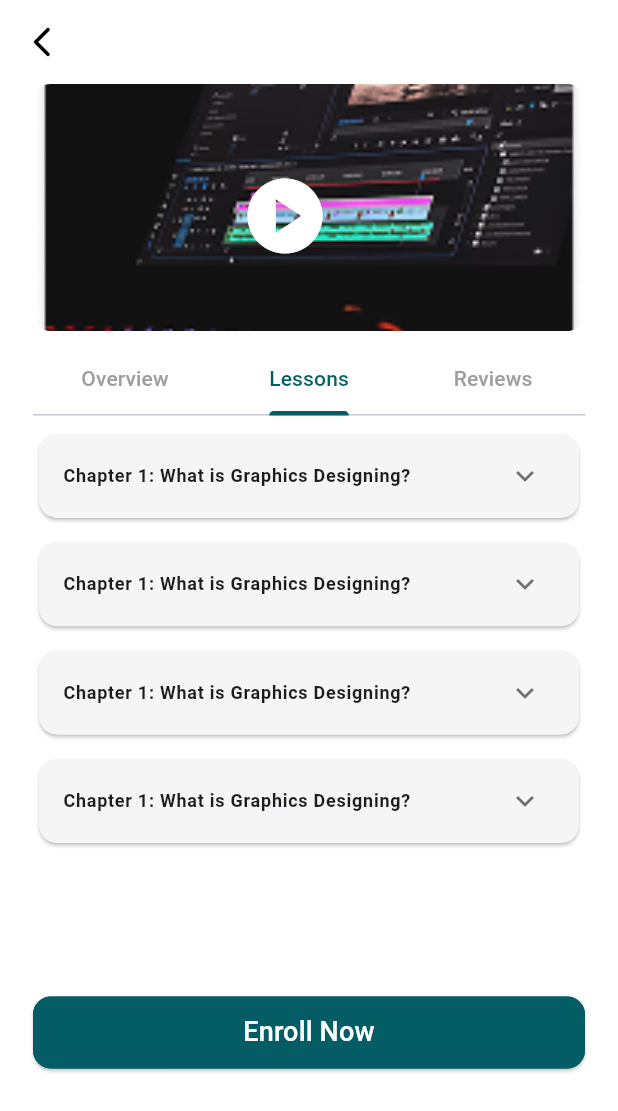
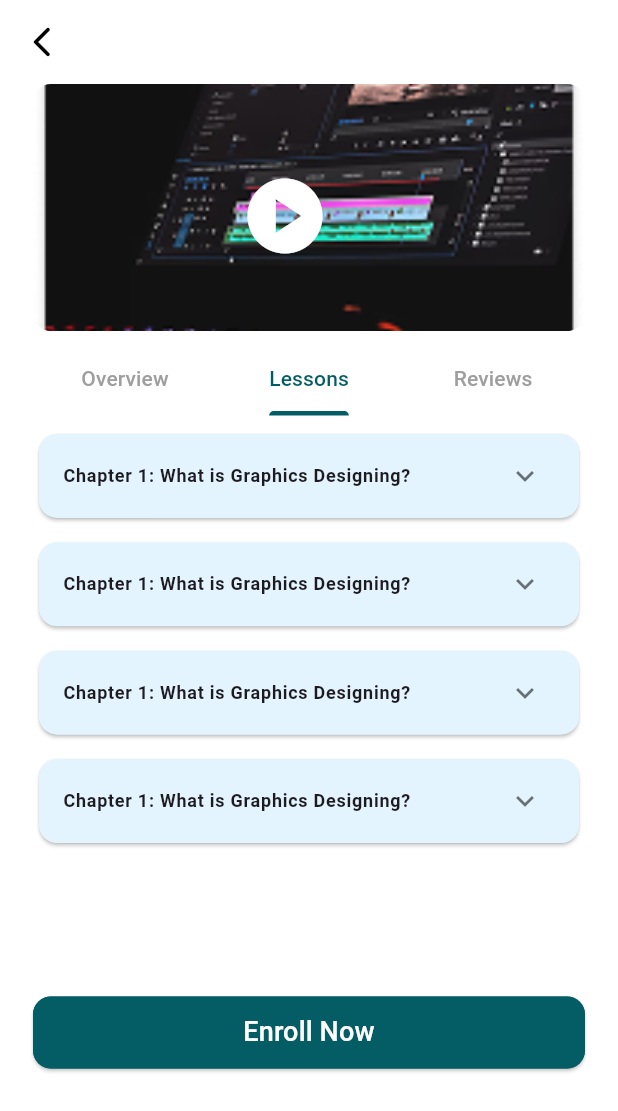
Before and after one commit to akhil-capitaire/special40, a Flutter app: the CourseScreen screen opened by its route, tab 2 chosen, on a phone screen of 412 x 824 dp. Shown: the top 1111 px of the screen. Run offline on Flutter 3.47's test engine with Material 3 defaults, Android fonts, the phone set to English and light mode, and no system bars; our stand-ins replace flutter_riverpod, font_awesome_flutter, lucide_icons, pinput; missing offline and left inert: colorful_safe_area; Roboto replaces fonts that are missing (Poppins).

Commit message:
ui building

```diff
--- a/lib/screens/course/course_screen.dart
+++ b/lib/screens/course/course_screen.dart
@@ -62,6 +62,7 @@ class CourseScreenState extends ConsumerState<CourseScreen> {
             child: Column(
               children: [
                 TabBar(
+                  dividerHeight: 0,
                   labelColor: AppColors.teal,
                   unselectedLabelColor: Colors.grey,
                   indicatorColor: AppColors.teal,
--- a/lib/utils/routes.dart
+++ b/lib/utils/routes.dart
@@ -1,6 +1,8 @@
 import 'package:flutter/material.dart';
 import 'package:special40/screens/home/home_screen.dart';
 import 'package:special40/screens/notification/notification_screen.dart';
+import 'package:special40/screens/profile/edit_profile.dart';
+import 'package:special40/screens/settings/payment_options.dart';
 import 'package:special40/screens/settings/settings_screen.dart';
 import 'package:special40/screens/signin/otp_screen.dart';
 import 'package:special40/screens/signin/signin_method_screen.dart';
@@ -17,12 +19,14 @@ import '../screens/splash/splash_screen.dart';
 class Routes {
   static const String splash = '/';
   static const String onboard = '/onboard';
+  static const String paymentOptions = '/paymentOptions';
   static const String signInMethod = '/signInMethod';
   static const String signInMobile = '/signInMobile';
   static const String signUp = '/signUp';
   static const String otp = '/otp';
   static const String signInEmail = '/signInEmail';
   static const String home = '/home';
+  static const String editProfile = '/editProfile';
   static const String chatRoom = '/chatRoom';
   static const String courseScreen = '/courseScreen';
   static const String enrollScreen = '/enrollScreen';
@@ -59,6 +63,10 @@ class Routes {
         return MaterialPageRoute(builder: (_) => NotificationScreen());
       case settingScreen:
         return MaterialPageRoute(builder: (_) => SettingScreen());
+      case paymentOptions:
+        return MaterialPageRoute(builder: (_) => PaymentOptions());
+      case editProfile:
+        return MaterialPageRoute(builder: (_) => EditProfileScreen());
       default:
         return MaterialPageRoute(builder: (_) => SplashScreen());
     }
--- a/lib/widgets/chapter_card.dart
+++ b/lib/widgets/chapter_card.dart
@@ -1,5 +1,8 @@
 import 'package:flutter/material.dart';
 import 'package:flutter_riverpod/flutter_riverpod.dart';
+import 'package:special40/utils/app_colors.dart';
+import 'package:special40/utils/constants.dart';
+import 'package:special40/utils/spaces.dart';
 
 class ChapterCard extends ConsumerStatefulWidget {
   const ChapterCard({super.key});
@@ -14,58 +17,74 @@ class ChapterCardState extends ConsumerState<ChapterCard> {
   @override
   Widget build(BuildContext context) {
     return Card(
-      color: Colors.grey.shade100,
-      shape: RoundedRectangleBorder(borderRadius: BorderRadius.circular(12)),
+      color: AppColors.blueLight,
+      shape: RoundedRectangleBorder(
+        borderRadius: BorderRadius.circular(commonRadiusSize),
+      ),
       child: Column(
-        children: [
-          ListTile(
-            title: Text(
+        children: [buildHeader(), if (isExpanded) buildChapterDetails()],
+      ),
+    );
+  }
+
+  Widget buildHeader() {
+    return ListTile(
+      title: const Text(
         'Chapter 1: What is Graphics Designing?',
-              style: const TextStyle(fontWeight: FontWeight.bold),
+        style: TextStyle(fontWeight: FontWeight.bold),
       ),
       trailing: Icon(
         isExpanded ? Icons.expand_less : Icons.expand_more,
         color: Colors.black54,
       ),
       onTap: () => setState(() => isExpanded = !isExpanded),
+    );
+  }
+
+  Widget buildChapterDetails() {
+    return Padding(
+      padding: EdgeInsets.all(commonPaddingSize / 2),
+      child: Column(
+        children: const [
+          ChapterItem(
+            icon: Icons.play_circle,
+            label: 'Lorem ipsum dolor sit amet consectetur.',
           ),
-          if (isExpanded)
-            Padding(
-              padding: const EdgeInsets.symmetric(horizontal: 16, vertical: 8),
-              child: Column(
-                children: [
-                  buildIconRow(
-                    Icons.play_circle,
-                    'Lorem ipsum dolor sit amet consectetur.',
+          ChapterItem(
+            icon: Icons.assignment,
+            label: 'Lorem ipsum dolor sit amet consectetur.',
           ),
-                  buildIconRow(
-                    Icons.assignment,
-                    'Lorem ipsum dolor sit amet consectetur.',
+          ChapterItem(
+            icon: Icons.play_circle,
+            label: 'Lorem ipsum dolor sit amet consectetur.',
           ),
-                  buildIconRow(
-                    Icons.play_circle,
-                    'Lorem ipsum dolor sit amet consectetur.',
-                  ),
-                  buildIconRow(
-                    Icons.assignment,
-                    'Lorem ipsum dolor sit amet consectetur.',
-                  ),
-                ],
-              ),
+          ChapterItem(
+            icon: Icons.assignment,
+            label: 'Lorem ipsum dolor sit amet consectetur.',
           ),
         ],
       ),
     );
   }
+}
 
-  Widget buildIconRow(IconData icon, String text) {
+class ChapterItem extends StatelessWidget {
+  final IconData icon;
+  final String label;
+
+  const ChapterItem({super.key, required this.icon, required this.label});
+
+  @override
+  Widget build(BuildContext context) {
     return Padding(
-      padding: const EdgeInsets.symmetric(vertical: 6),
+      padding: EdgeInsets.symmetric(vertical: commonPaddingSize / 2),
       child: Row(
         children: [
           Icon(icon, color: Colors.blue.shade900),
-          const SizedBox(width: 12),
-          Expanded(child: Text(text, style: const TextStyle(fontSize: 14))),
+          sb(4, 0),
+          Expanded(
+            child: Text(label, style: TextStyle(fontSize: baseFontSize + 2)),
+          ),
         ],
       ),
     );
```
Also changed, not shown: lib/screens/course/my_course.dart (+76 -27 lines), lib/screens/profile/edit_profile.dart (renamed from lib/screens/signup/signup_screen.dart, +14 -49 lines), lib/screens/profile/profile_screen.dart (+5 -2 lines), lib/screens/settings/payment_options.dart (added, +24 -0 lines), lib/screens/settings/settings_screen.dart (+26 -1 lines), 1 other file. Lines whose indentation alone changed are shown as unchanged.
